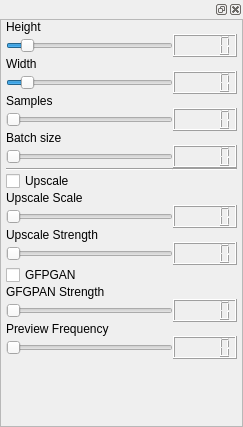
First picture: the form in frontend/ui_widgets/sizer_count.ui, repository XmYx/ainodes-pyside, before the edit.
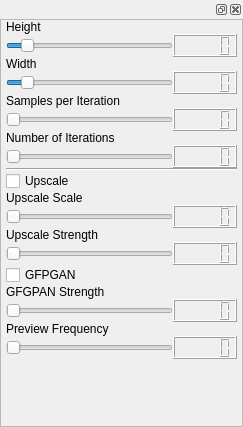
Second picture: the form after the edit.

Commit message: more samples and more bigger images, AGAIN :P

The edit to the form file:
```diff
--- a/frontend/ui_widgets/sizer_count.ui
+++ b/frontend/ui_widgets/sizer_count.ui
@@ -275,7 +275,7 @@
              <item row="4" column="0">
               <widget class="QLabel" name="label_2">
                <property name="text">
-                <string>Samples</string>
+                <string>Samples per Iteration</string>
                </property>
               </widget>
              </item>
@@ -334,7 +334,7 @@
              <item row="6" column="0">
               <widget class="QLabel" name="label">
                <property name="text">
-                <string>Batch size</string>
+                <string>Number of Iterations</string>
                </property>
               </widget>
              </item>
```
The commit also changes 1 other file.
